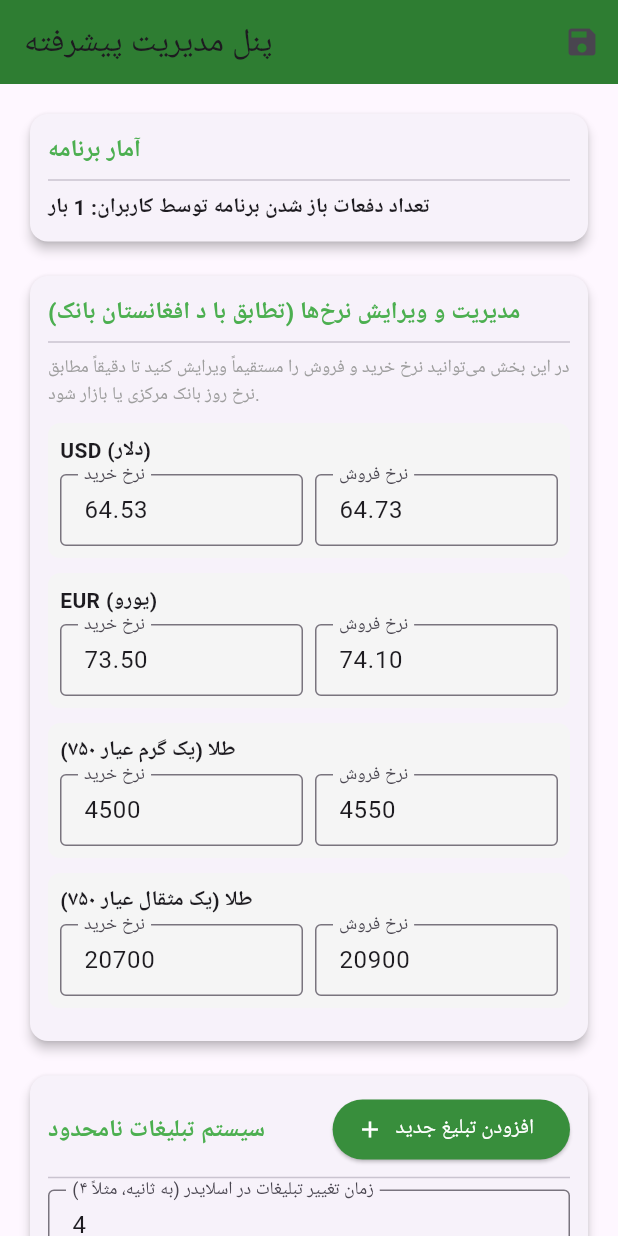
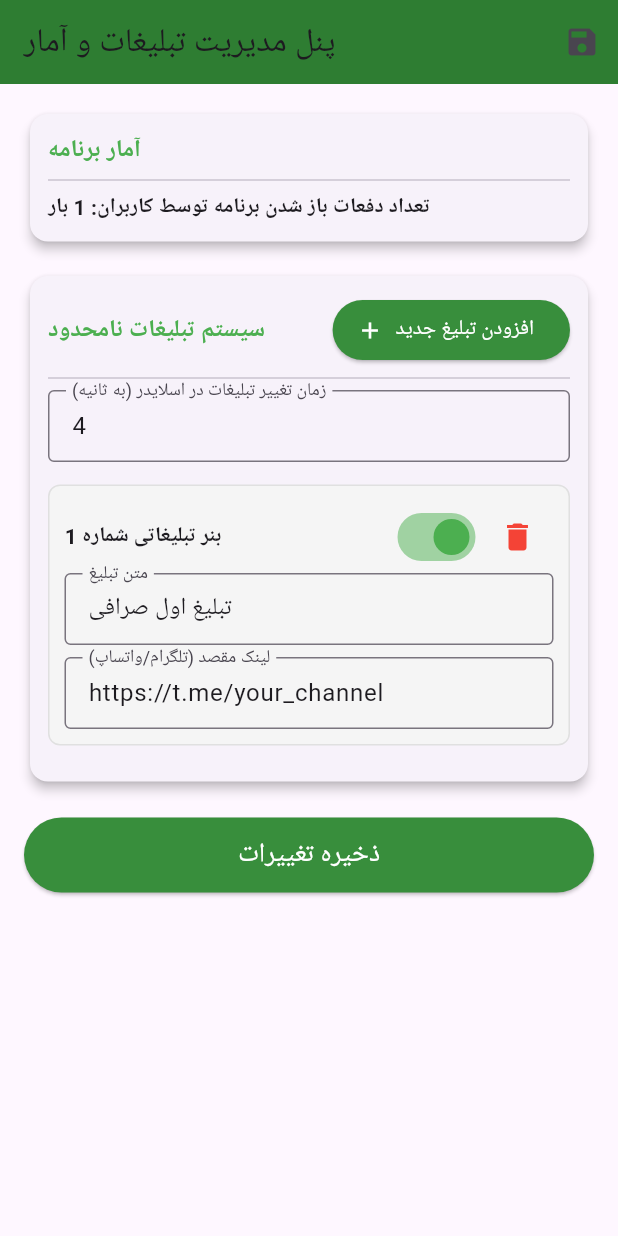
Before and after one commit to aj3157247-bot/-Shahzada-Rates-, a Flutter app: the AdminDashboardPage screen opened directly, on a phone screen of 412 x 824 dp. Run offline on Flutter 3.47's test engine with Material 3 defaults, Android fonts, the phone set to English and light mode, and no system bars; our stand-ins replace share_plus, shared_preferences; accounts and stored records are empty; network calls fail.

Commit message:
Update main.dart

```diff
--- a/lib/main.dart
+++ b/lib/main.dart
@@ -4,6 +4,7 @@ import 'package:flutter/material.dart';
 import 'package:flutter/services.dart';
 import 'package:shared_preferences/shared_preferences.dart';
 import 'package:url_launcher/url_launcher.dart';
+import 'package:http/http.dart' as http;
 import 'package:share_plus/share_plus.dart';
 
 void main() async {
@@ -67,7 +68,7 @@ class _HomeScreenState extends State<HomeScreen> {
     setState(() => isLoading = true);
     final prefs = await SharedPreferences.getInstance();
 
-    // ۱. بارگذاری تبلیغات فعال (فقط آنهایی که فعال هستند)
+    // ۱. بارگذاری تبلیغات فعال از پنل ادمین
     String? adsJson = prefs.getString('ads_list_json');
     List<Map<String, dynamic>> loadedAds = [];
     if (adsJson != null && adsJson.isNotEmpty) {
@@ -78,7 +79,6 @@ class _HomeScreenState extends State<HomeScreen> {
         }
       }
     } else {
-      // پیش‌فرض اگر تبلیغی نبود
       loadedAds.add({'text': 'تبلیغات صرافی و خدمات ارزی', 'link': 'https://t.me/your_channel'});
     }
 
@@ -86,7 +86,6 @@ class _HomeScreenState extends State<HomeScreen> {
       activeAds = loadedAds;
     });
 
-    // خواندن سرعت چرخش اسلایدر از تنظیمات ادمین (پیش‌فرض ۴ ثانیه)
     int adDurationSeconds = prefs.getInt('ad_duration_seconds') ?? 4;
 
     _adTimer?.cancel();
@@ -103,31 +102,56 @@ class _HomeScreenState extends State<HomeScreen> {
       });
     }
 
-    // ۲. بارگذاری نرخ‌ها (اولویت با نرخ‌های ثبت‌شده توسط ادمین برای تطابق ۱۰۰٪ با بانک مرکزی)
+    // ساخت زمان و تاریخ دقیق و به‌روزِ همین لحظه گوشی
+    String currentFormattedTime = "${DateTime.now().year}-${DateTime.now().month.toString().padLeft(2, '0')}-${DateTime.now().day.toString().padLeft(2, '0')} ${DateTime.now().hour.toString().padLeft(2, '0')}:${DateTime.now().minute.toString().padLeft(2, '0')}:${DateTime.now().second.toString().padLeft(2, '0')}";
+
+    // ۲. دریافت نرخ‌ها به صورت آنلاین
     try {
-      String? savedRates = prefs.getString('custom_rates_json');
-      if (savedRates != null && savedRates.isNotEmpty) {
+      final response = await http
+          .get(Uri.parse('https://raw.githubusercontent.com/shahzada-rates/app/main/assets/rates.json'))
+          .timeout(const Duration(seconds: 6));
+
+      if (response.statusCode == 200) {
+        final onlineData = json.decode(response.body);
+        // جایگزینی تاریخ سرور با زمان دقیق و زنده فعلی گوشی برای جلوگیری از خطای تاریخ قدیمی
+        onlineData['last_updated'] = currentFormattedTime;
+
         setState(() {
-          fullData = json.decode(savedRates);
+          fullData = onlineData;
+          isLoading = false;
+        });
+        prefs.setString('cached_rates_json', json.encode(onlineData));
+        return;
+      }
+    } catch (_) {}
+
+    // استفاده از حافظه موقت در صورت آفلاین بودن
+    try {
+      String? cachedJson = prefs.getString('cached_rates_json');
+      if (cachedJson != null && cachedJson.isNotEmpty) {
+        Map<String, dynamic> cachedData = json.decode(cachedJson);
+        cachedData['last_updated'] = currentFormattedTime;
+        setState(() {
+          fullData = cachedData;
           isLoading = false;
         });
         return;
       }
 
-      // در غیر این صورت فایل پیش‌فرض
       final String jsonString = await rootBundle.loadString('assets/rates.json');
+      Map<String, dynamic> localData = json.decode(jsonString);
+      localData['last_updated'] = currentFormattedTime;
       setState(() {
-        fullData = json.decode(jsonString);
+        fullData = localData;
         isLoading = false;
       });
     } catch (e) {
-      // داده پیش‌فرض استاندارد در صورت بروز خطا
       setState(() {
         fullData = {
-          "last_updated": "${DateTime.now().year}-${DateTime.now().month}-${DateTime.now().day} ${DateTime.now().hour}:${DateTime.now().minute}",
+          "last_updated": currentFormattedTime,
           "rates": [
             {"currency": "USD (دلار)", "buy": "64.53", "sell": "64.73", "unit": "AFN"},
-            {"currency": "EUR (یورو)", "buy": "73.50", "sell": "74.10", "unit": "AFN"},
+            {"currency": "EUR (یورو)", "buy": "73.50", "sell": "74.10", "unit": "AFN"}
           ]
         };
         isLoading = false;
@@ -149,7 +173,7 @@ class _HomeScreenState extends State<HomeScreen> {
 
   @override
   Widget build(BuildContext context) {
-    String lastUpdated = fullData['last_updated']?.toString() ?? 'بروز';
+    String lastUpdated = fullData['last_updated']?.toString() ?? '';
     List ratesList = fullData['rates'] is List ? fullData['rates'] : [];
 
     return Scaffold(
@@ -329,7 +353,6 @@ class _AdminLoginPageState extends State<AdminLoginPage> {
   }
 }
 
-// پنل مدیریت پیشرفته با قابلیت ادیت نرخ‌ها، تبلیغات نامحدود با دکمه حذف، و تعیین زمان چرخش
 class AdminDashboardPage extends StatefulWidget {
   const AdminDashboardPage({super.key});
 
@@ -341,14 +364,8 @@ class _AdminDashboardPageState extends State<AdminDashboardPage> {
   int totalAppOpens = 0;
   bool isLoading = true;
 
-  // لیست پویا برای تبلیغات نامحدود
   List<Map<String, dynamic>> adsList = [];
-
-  // کنترل‌کننده زمان چرخش اسلایدر
   final TextEditingController _durationController = TextEditingController(text: '4');
-
-  // لیست نرخ‌ها برای ویرایش آنی جهت تطابق با بانک مرکزی
-  List<Map<String, dynamic>> ratesList = [];
 
   @override
   void initState() {
@@ -362,30 +379,13 @@ class _AdminDashboardPageState extends State<AdminDashboardPage> {
     int duration = prefs.getInt('ad_duration_seconds') ?? 4;
     _durationController.text = duration.toString();
 
-    // بارگذاری تبلیغات ذخیره‌شده
     String? adsJson = prefs.getString('ads_list_json');
     if (adsJson != null && adsJson.isNotEmpty) {
       List decoded = json.decode(adsJson);
       adsList = decoded.map((e) => Map<String, dynamic>.from(e)).toList();
     } else {
-      // پیش‌فرض یک تبلیغ
       adsList = [
         {'text': 'تبلیغ اول صرافی', 'link': 'https://t.me/your_channel', 'active': true}
-      ];
-    }
-
-    // بارگذاری نرخ‌ها برای ویرایش
-    String? ratesJson = prefs.getString('custom_rates_json');
-    if (ratesJson != null && ratesJson.isNotEmpty) {
-      Map<String, dynamic> data = json.decode(ratesJson);
-      ratesList = List<Map<String, dynamic>>.from(data['rates'] ?? []);
-    } else {
-      // نرخ‌های پیش‌فرض
-      ratesList = [
-        {"currency": "USD (دلار)", "buy": "64.53", "sell": "64.73", "unit": "AFN"},
-        {"currency": "EUR (یورو)", "buy": "73.50", "sell": "74.10", "unit": "AFN"},
-        {"currency": "طلا (یک گرم عیار ۷۵۰)", "buy": "4500", "sell": "4550", "unit": "AFN"},
-        {"currency": "طلا (یک مثقال عیار ۷۵۰)", "buy": "20700", "sell": "20900", "unit": "AFN"},
       ];
     }
 
@@ -397,25 +397,13 @@ class _AdminDashboardPageState extends State<AdminDashboardPage> {
   Future<void> saveAllSettings() async {
     final prefs = await SharedPreferences.getInstance();
 
-    // ۱. ذخیره لیست تبلیغات نامحدود
     await prefs.setString('ads_list_json', json.encode(adsList));
-
-    // ۲. ذخیره زمان چرخش اسلایدر
     int duration = int.tryParse(_durationController.text.trim()) ?? 4;
     await prefs.setInt('ad_duration_seconds', duration);
 
-    // ۳. ذخیره نرخ‌های جدید همراه با تاریخ و ساعت دقیق فعلی
-    String nowFormatted = "${DateTime.now().year}-${DateTime.now().month.toString().padLeft(2, '0')}-${DateTime.now().day.toString().padLeft(2, '0')} ${DateTime.now().hour.toString().padLeft(2, '0')}:${DateTime.now().minute.toString().padLeft(2, '0')}:${DateTime.now().second.toString().padLeft(2, '0')}";
-
-    Map<String, dynamic> newRatesData = {
-      "last_updated": nowFormatted,
-      "rates": ratesList
-    };
-    await prefs.setString('custom_rates_json', json.encode(newRatesData));
-
     if (!mounted) return;
     ScaffoldMessenger.of(context).showSnackBar(
-      const SnackBar(content: Text('تمامی تغییرات با موفقیت ذخیره و اعمال شد')),
+      const SnackBar(content: Text('تنظیمات تبلیغات با موفقیت ذخیره شد')),
     );
     Navigator.pop(context);
   }
@@ -436,13 +424,13 @@ class _AdminDashboardPageState extends State<AdminDashboardPage> {
   Widget build(BuildContext context) {
     return Scaffold(
       appBar: AppBar(
-        title: const Text('پنل مدیریت پیشرفته'),
+        title: const Text('پنل مدیریت تبلیغات و آمار'),
         backgroundColor: Colors.green[800],
         actions: [
           IconButton(
             icon: const Icon(Icons.save),
             onPressed: saveAllSettings,
-            tooltip: 'ذخیره کل تغییرات',
+            tooltip: 'ذخیره تغییرات',
           ),
         ],
       ),
@@ -451,7 +439,6 @@ class _AdminDashboardPageState extends State<AdminDashboardPage> {
           : ListView(
               padding: const EdgeInsets.all(16.0),
               children: [
-                // آمار کاربران
                 Card(
                   elevation: 3,
                   child: Padding(
@@ -467,65 +454,6 @@ class _AdminDashboardPageState extends State<AdminDashboardPage> {
                   ),
                 ),
                 const SizedBox(height: 15),
-
-                // بخش مدیریت نرخ‌ها (تطابق کامل با بانک مرکزی و بازار)
-                Card(
-                  elevation: 3,
-                  child: Padding(
-                    padding: const EdgeInsets.all(12.0),
-                    child: Column(
-                      crossAxisAlignment: CrossAxisAlignment.start,
-                      children: [
-                        const Row(
-                          mainAxisAlignment: MainAxisAlignment.spaceBetween,
-                          children: [
-                            Text('مدیریت و ویرایش نرخ‌ها (تطابق با د افغانستان بانک)', style: TextStyle(fontWeight: FontWeight.bold, fontSize: 16, color: Colors.green)),
-                          ],
-                        ),
-                        const Divider(),
-                        const Text('در این بخش می‌توانید نرخ خرید و فروش را مستقیماً ویرایش کنید تا دقیقاً مطابق نرخ روز بانک مرکزی یا بازار شود.', style: TextStyle(fontSize: 12, color: Colors.grey)),
-                        const SizedBox(height: 10),
-                        ...List.generate(ratesList.length, (index) {
-                          var rate = ratesList[index];
-                          return Container(
-                            margin: const EdgeInsets.only(bottom: 10),
-                            padding: const EdgeInsets.all(8),
-                            decoration: BoxDecoration(color: Colors.grey[100], borderRadius: BorderRadius.circular(8)),
-                            child: Column(
-                              crossAxisAlignment: CrossAxisAlignment.start,
-                              children: [
-                                Text(rate['currency'] ?? '', style: const TextStyle(fontWeight: FontWeight.bold)),
-                                const SizedBox(height: 5),
-                                Row(
-                                  children: [
-                                    Expanded(
-                                      child: TextField(
-                                        controller: TextEditingController(text: rate['buy']),
-                                        onChanged: (val) => rate['buy'] = val,
-                                        decoration: const InputDecoration(labelText: 'نرخ خرید', border: OutlineInputBorder(), isDense: true),
-                                      ),
-                                    ),
-                                    const SizedBox(width: 8),
-                                    Expanded(
-                                      child: TextField(
-                                        controller: TextEditingController(text: rate['sell']),
-                                        onChanged: (val) => rate['sell'] = val,
-                                        decoration: const InputDecoration(labelText: 'نرخ فروش', border: OutlineInputBorder(), isDense: true),
-                                      ),
-                                    ),
-                                  ],
-                                ),
-                              ],
-                            ),
-                          );
-                        }),
-                      ],
-                    ),
-                  ),
-                ),
-                const SizedBox(height: 15),
-
-                // بخش مدیریت تبلیغات نامحدود + دکمه حذف و تنظیم زمان
                 Card(
                   elevation: 3,
                   child: Padding(
@@ -546,12 +474,11 @@ class _AdminDashboardPageState extends State<AdminDashboardPage> {
                           ],
                         ),
                         const Divider(),
-                        // تنظیم سرعت چرخش
                         TextField(
                           controller: _durationController,
                           keyboardType: TextInputType.number,
                           decoration: const InputDecoration(
-                            labelText: 'زمان تغییر تبلیغات در اسلایدر (به ثانیه، مثلاً ۴)',
+                            labelText: 'زمان تغییر تبلیغات در اسلایدر (به ثانیه)',
                             border: OutlineInputBorder(),
                             isDense: true,
                           ),
@@ -573,7 +500,7 @@ class _AdminDashboardPageState extends State<AdminDashboardPage> {
                                 Row(
                                   mainAxisAlignment: MainAxisAlignment.spaceBetween,
                                   children: [
-                                    Text('تبلیغ شماره ${index + 1}', style: const TextStyle(fontWeight: FontWeight.bold)),
+                                    Text('بنر تبلیغاتی شماره ${index + 1}', style: const TextStyle(fontWeight: FontWeight.bold)),
                                     Row(
                                       children: [
                                         Switch(
@@ -620,7 +547,7 @@ class _AdminDashboardPageState extends State<AdminDashboardPage> {
                     minimumSize: const Size.fromHeight(50),
                   ),
                   onPressed: saveAllSettings,
-                  child: const Text('ذخیره نهایی تغییرات', style: TextStyle(fontSize: 18, color: Colors.white)),
+                  child: const Text('ذخیره تغییرات', style: TextStyle(fontSize: 18, color: Colors.white)),
                 ),
               ],
             ),
```
